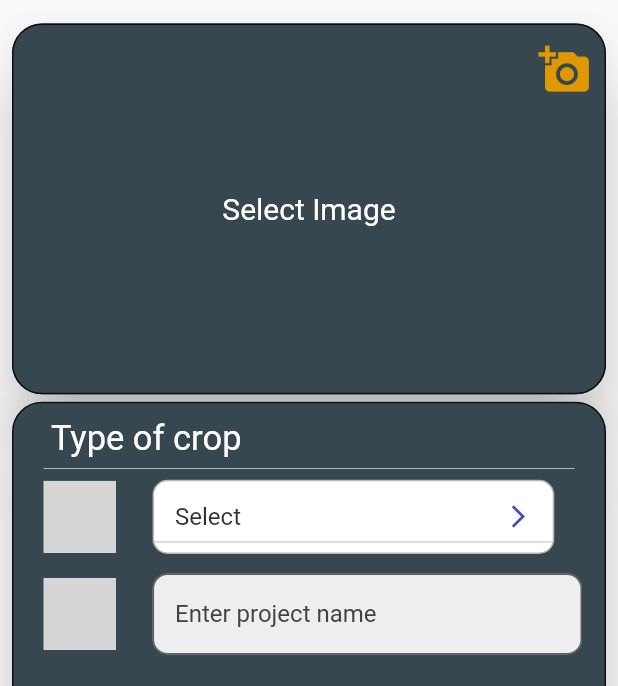
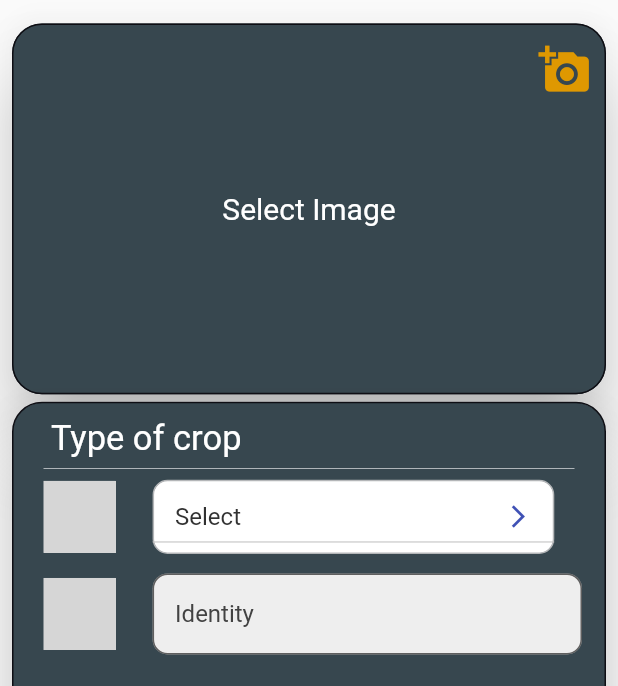
Before and after one commit to emilio-kariuki/D-Krops, a Flutter app: the screen it shows after launch, on a phone screen of 412 x 824 dp, the part 87-773 px from its top. Run offline on Flutter 3.47's test engine with Material 2 defaults, Android fonts, the phone set to English and light mode, and no system bars; drawn by our look-alikes of dropdown_button2; our stand-ins replace connectivity_plus, dio, fluttertoast, geolocator, get, google_fonts and 4 more; missing offline and left inert: background_location, internet_popup; Roboto replaces fonts that are missing (Redressed); project files that could hold a hidden picture were left out; grey boxes are pictures that could not be loaded.

Commit message:
April 12, 2022 12:35 PM

```diff
--- a/lib/screens/Home.dart
+++ b/lib/screens/Home.dart
@@ -861,7 +861,7 @@ class _HomeState extends State<Home> {
                                         hintStyle:
                                             TextStyle(color: Colors.grey[800]),
                                         focusColor: Colors.red,
-                                        hintText: "Enter project name",
+                                        hintText: "Identity",
                                         // suffixText: "10",
                                         // prefixIcon: Icon(Icons.mail,color: Colors.blueGrey[900]),
                                         fillColor: Colors.grey[200]),
```
